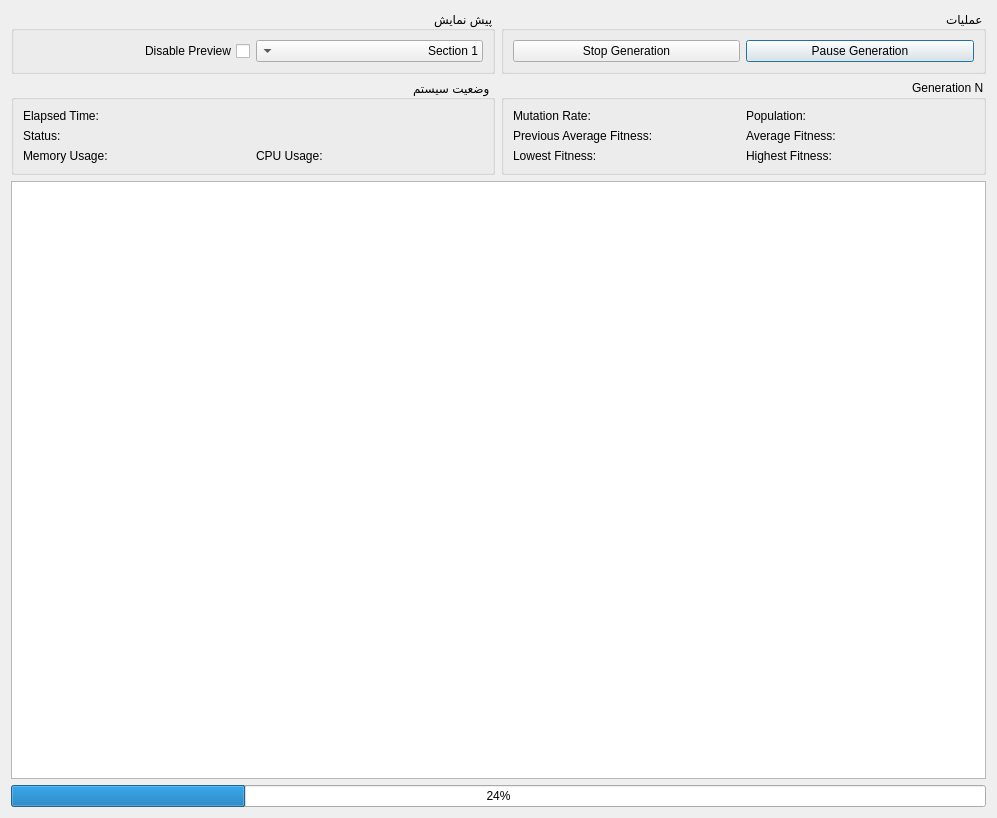
Qt form qt_ui/generate_2.ui (NeuralInsight/UniversityAutoClassScheduler) before a commit.
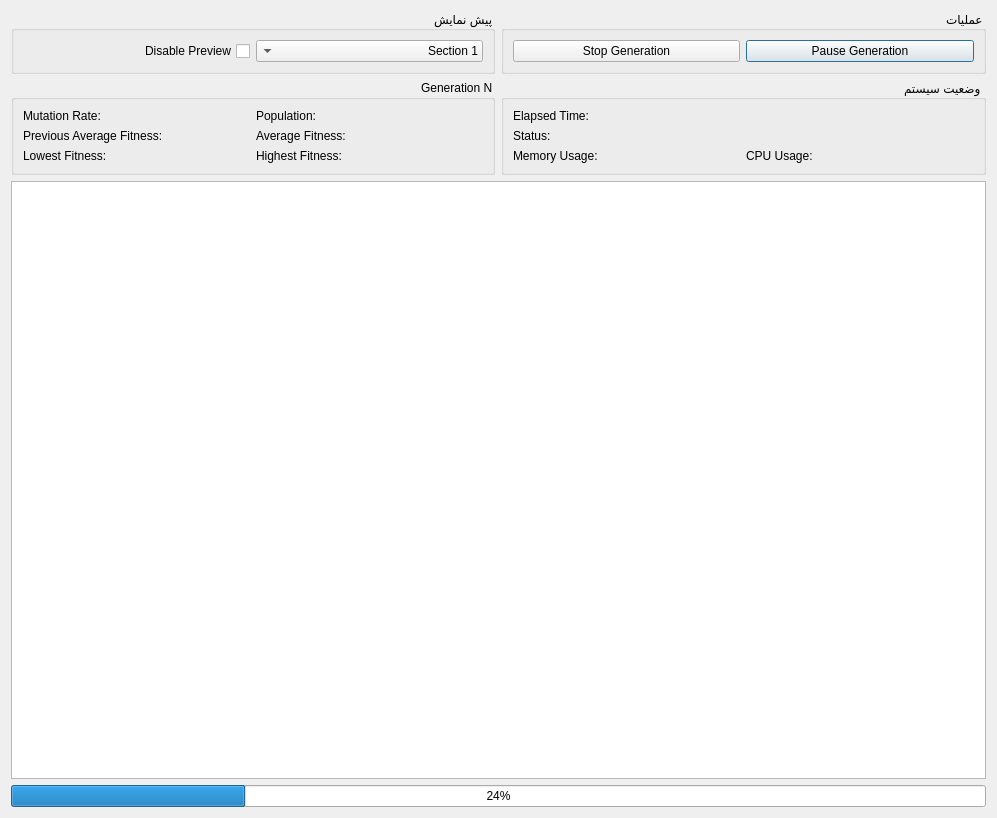
The same form after that commit.

Commit message: add icon to delete and edit buttons

The edit to the form file:
```diff
--- a/qt_ui/generate_2.ui
+++ b/qt_ui/generate_2.ui
@@ -105,6 +105,49 @@
      </item>
      <item>
       <layout class="QHBoxLayout" name="horizontalLayout">
+       <item>
+        <widget class="QGroupBox" name="groupBox">
+         <property name="layoutDirection">
+          <enum>Qt::RightToLeft</enum>
+         </property>
+         <property name="title">
+          <string>وضعیت سیستم</string>
+         </property>
+         <layout class="QGridLayout" name="gridLayout_2">
+          <item row="2" column="0">
+           <widget class="QLabel" name="lblCPU">
+            <property name="layoutDirection">
+             <enum>Qt::RightToLeft</enum>
+            </property>
+            <property name="text">
+             <string>CPU Usage:</string>
+            </property>
+           </widget>
+          </item>
+          <item row="0" column="0" colspan="2">
+           <widget class="QLabel" name="lblTime">
+            <property name="text">
+             <string>Elapsed Time:</string>
+            </property>
+           </widget>
+          </item>
+          <item row="2" column="1">
+           <widget class="QLabel" name="lblMemory">
+            <property name="text">
+             <string>Memory Usage:</string>
+            </property>
+           </widget>
+          </item>
+          <item row="1" column="0" colspan="2">
+           <widget class="QLabel" name="lblStatus">
+            <property name="text">
+             <string>Status:</string>
+            </property>
+           </widget>
+          </item>
+         </layout>
+        </widget>
+       </item>
        <item>
         <widget class="QGroupBox" name="boxGen">
          <property name="title">
@@ -156,49 +199,6 @@
          </layout>
         </widget>
        </item>
-       <item>
-        <widget class="QGroupBox" name="groupBox">
-         <property name="layoutDirection">
-          <enum>Qt::RightToLeft</enum>
-         </property>
-         <property name="title">
-          <string>وضعیت سیستم</string>
-         </property>
-         <layout class="QGridLayout" name="gridLayout_2">
-          <item row="2" column="0">
-           <widget class="QLabel" name="lblCPU">
-            <property name="layoutDirection">
-             <enum>Qt::RightToLeft</enum>
-            </property>
-            <property name="text">
-             <string>CPU Usage:</string>
-            </property>
-           </widget>
-          </item>
-          <item row="0" column="0" colspan="2">
-           <widget class="QLabel" name="lblTime">
-            <property name="text">
-             <string>Elapsed Time:</string>
-            </property>
-           </widget>
-          </item>
-          <item row="2" column="1">
-           <widget class="QLabel" name="lblMemory">
-            <property name="text">
-             <string>Memory Usage:</string>
-            </property>
-           </widget>
-          </item>
-          <item row="1" column="0" colspan="2">
-           <widget class="QLabel" name="lblStatus">
-            <property name="text">
-             <string>Status:</string>
-            </property>
-           </widget>
-          </item>
-         </layout>
-        </widget>
-       </item>
       </layout>
      </item>
     </layout>
```
The commit also changes 5 other files.
